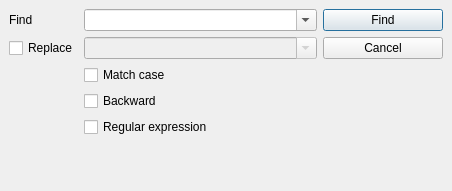
Mezomish/juffed, file src/gui/FindDlg.ui: the form before one commit.
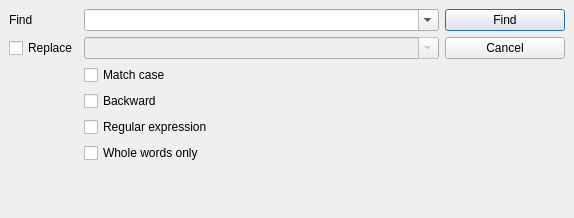
The form after the commit.

Commit message: Added: 'Whole words only' to find options

What changed in the file:
```diff
--- a/src/gui/FindDlg.ui
+++ b/src/gui/FindDlg.ui
@@ -5,8 +5,8 @@
    <rect>
     <x>0</x>
     <y>0</y>
-    <width>452</width>
-    <height>191</height>
+    <width>574</width>
+    <height>218</height>
    </rect>
   </property>
   <property name="sizePolicy" >
@@ -114,7 +114,7 @@
      </property>
     </widget>
    </item>
-   <item row="6" column="1" >
+   <item row="7" column="1" >
     <spacer>
      <property name="orientation" >
       <enum>Qt::Vertical</enum>
@@ -134,6 +134,13 @@
      </property>
     </widget>
    </item>
+   <item row="6" column="1" >
+    <widget class="QCheckBox" name="wholeWordsChk" >
+     <property name="text" >
+      <string>Whole words only</string>
+     </property>
+    </widget>
+   </item>
   </layout>
  </widget>
  <tabstops>
```
Left out of the diff: 2 changed lines with no effect on the pictures. The commit also changes 6 other files.
